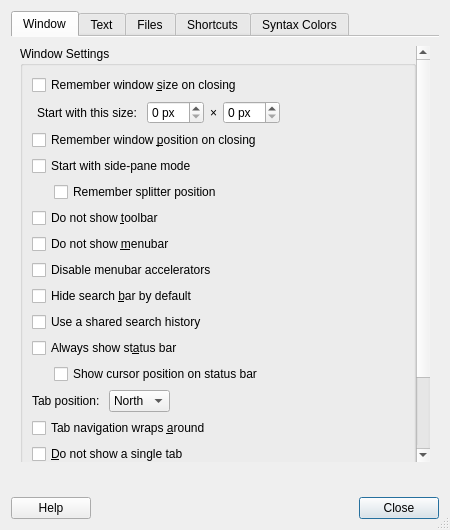
Qt form featherpad/prefDialog.ui (vecnathewhisperd0/FeatherPad) before a commit.
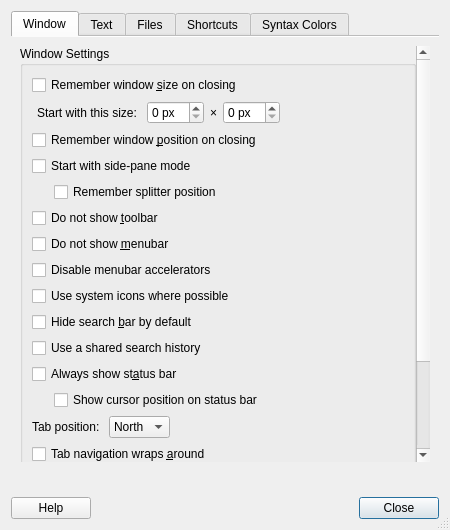
The same form after that commit. Icons and pictures are not drawn.

Commit message: Added an option for using system icons where possible

Patch:
```diff
--- a/featherpad/prefDialog.ui
+++ b/featherpad/prefDialog.ui
@@ -223,6 +223,16 @@
                 </property>
                </widget>
               </item>
+              <item>
+               <widget class="QCheckBox" name="iconBox">
+                <property name="toolTip">
+                 <string>Internal icons are used by default.</string>
+                </property>
+                <property name="text">
+                 <string>Use system icons where possible</string>
+                </property>
+               </widget>
+              </item>
               <item>
                <widget class="QCheckBox" name="searchbarBox">
                 <property name="text">
```
The commit also changes 46 other files.
